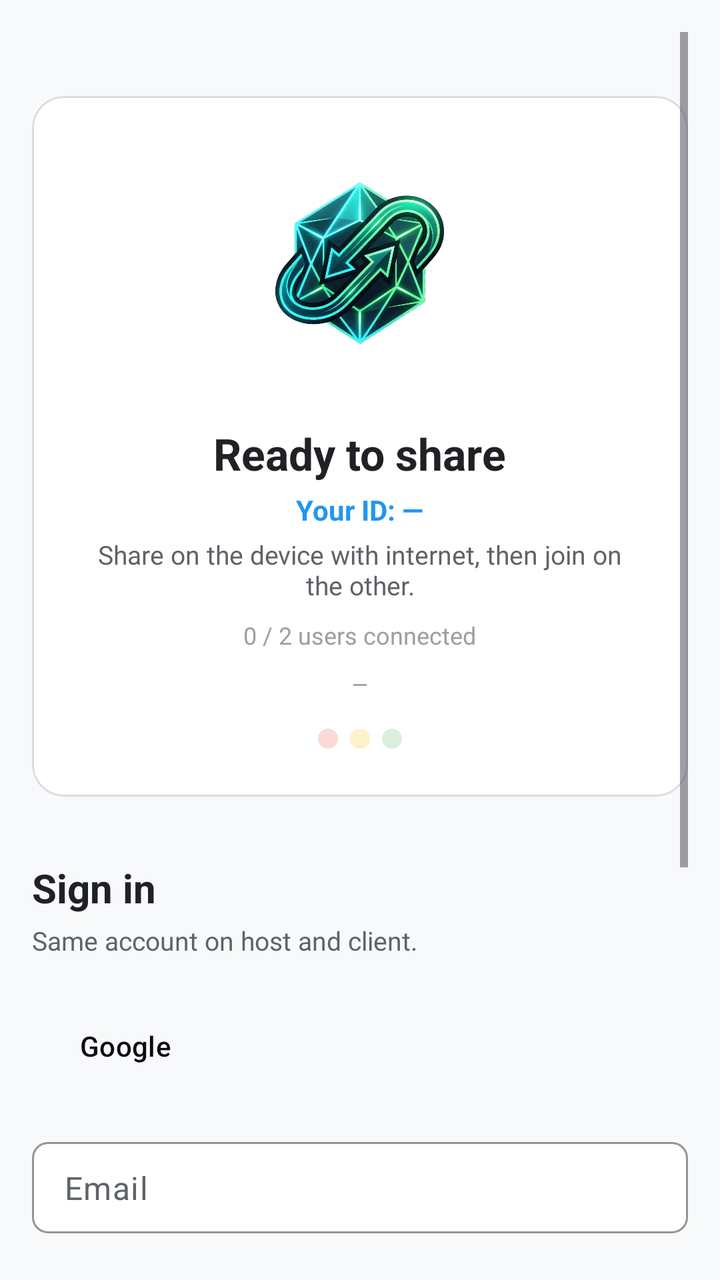
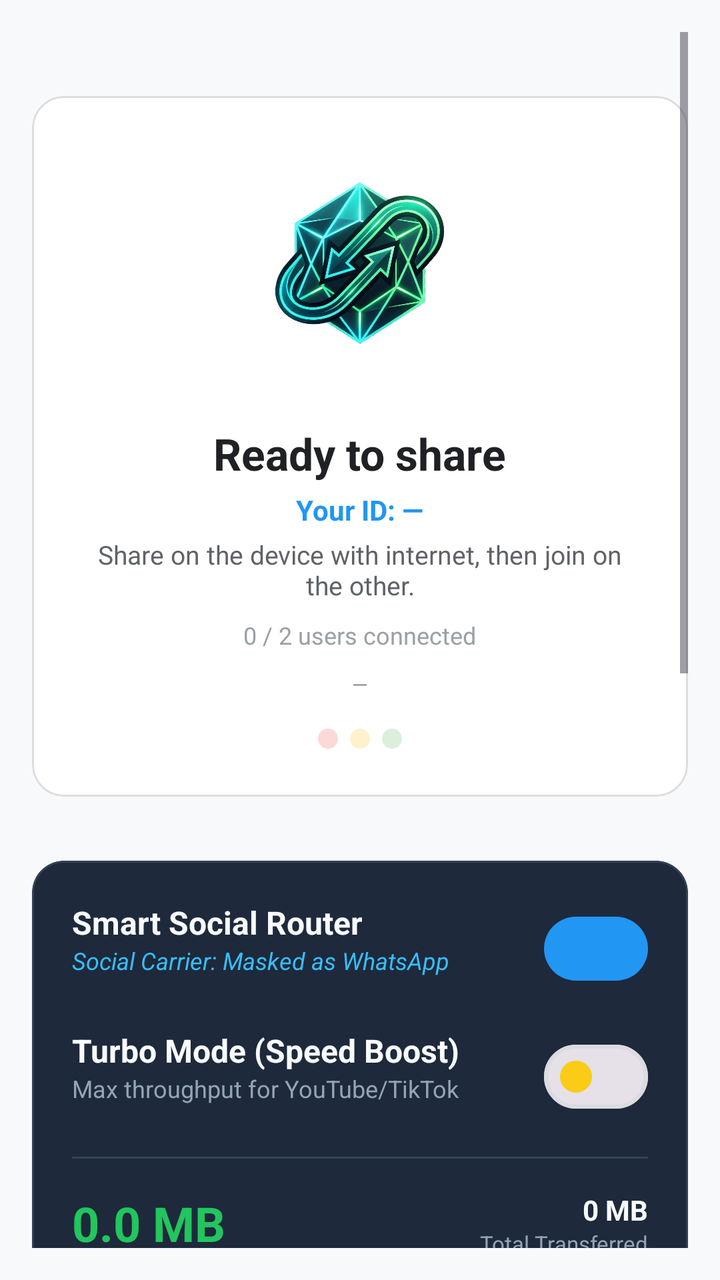

Compare the two renders of this Android layout. The source of the first and the diff that turns it into the second are given below.
<!-- AndroidManifest.xml: application theme Theme.KamuiNet -->
<!-- res/layout/fragment_home.xml -->
<?xml version="1.0" encoding="utf-8"?>
<ScrollView xmlns:android="http://schemas.android.com/apk/res/android"
    xmlns:app="http://schemas.android.com/apk/res-auto"
    android:layout_width="match_parent"
    android:layout_height="match_parent"
    android:background="@color/kamui_bg"
    android:padding="16dp">

    <LinearLayout
        android:layout_width="match_parent"
        android:layout_height="wrap_content"
        android:gravity="start"
        android:orientation="vertical"
        android:paddingTop="32dp"> 

        
        <com.google.android.material.card.MaterialCardView
            android:layout_width="match_parent"
            android:layout_height="wrap_content"
            android:layout_marginBottom="32dp"
            app:cardBackgroundColor="@color/kamui_surface"
            app:cardCornerRadius="16dp"
            app:strokeColor="@color/kamui_border"
            app:strokeWidth="1dp">

            <LinearLayout
                android:layout_width="match_parent"
                android:layout_height="wrap_content"
                android:gravity="center_horizontal"
                android:orientation="vertical"
                android:padding="24dp">

                <ImageView
                    android:id="@+id/sync_icon"
                    android:layout_width="120dp"
                    android:layout_height="120dp"
                    android:layout_marginBottom="20dp"
                    android:src="@drawable/logo" />

                <TextView
                    android:id="@+id/sharing_title"
                    android:layout_width="wrap_content"
                    android:layout_height="wrap_content"
                    android:text="Ready to share"
                    android:textColor="@color/kamui_fg"
                    android:textSize="22sp"
                    android:textStyle="bold"
                    android:textAlignment="center" />

                <TextView
                    android:id="@+id/kamui_id_label"
                    android:layout_width="wrap_content"
                    android:layout_height="wrap_content"
                    android:layout_marginTop="4dp"
                    android:text="Your ID: —"
                    android:textColor="@color/kamui_accent"
                    android:textSize="14sp"
                    android:textStyle="bold"
                    android:textAlignment="center" />

                <TextView
                    android:id="@+id/sharing_detail"
                    android:layout_width="wrap_content"
                    android:layout_height="wrap_content"
                    android:layout_marginTop="4dp"
                    android:text="Share on the device with internet, then join on the other."
                    android:textColor="@color/kamui_muted"
                    android:textSize="13sp"
                    android:textAlignment="center" />

                <TextView
                    android:id="@+id/peer_label"
                    android:layout_width="wrap_content"
                    android:layout_height="wrap_content"
                    android:layout_marginTop="8dp"
                    android:text="0 / 2 users connected"
                    android:textColor="@color/kamui_subtle"
                    android:textSize="12sp" />

                <TextView
                    android:id="@+id/endpoint_info"
                    android:layout_width="wrap_content"
                    android:layout_height="wrap_content"
                    android:layout_marginTop="8dp"
                    android:fontFamily="monospace"
                    android:text="—"
                    android:textColor="@color/kamui_subtle"
                    android:textSize="11sp" />

                <TextView
                    android:id="@+id/link_type_label"
                    android:layout_width="wrap_content"
                    android:layout_height="wrap_content"
                    android:layout_marginTop="8dp"
                    android:text="Direct P2P"
                    android:textColor="@color/kamui_ok"
                    android:textSize="12sp"
                    android:textStyle="bold"
                    android:visibility="gone" />

                
                <LinearLayout
                    android:layout_width="wrap_content"
                    android:layout_height="wrap_content"
                    android:layout_marginTop="16dp"
                    android:orientation="horizontal">

                    <View
                        android:id="@+id/light_red"
                        android:layout_width="10dp"
                        android:layout_height="10dp"
                        android:layout_marginEnd="6dp"
                        android:alpha="0.2"
                        android:background="@drawable/ic_traffic_light"
                        android:backgroundTint="@color/kamui_danger" />

                    <View
                        android:id="@+id/light_yellow"
                        android:layout_width="10dp"
                        android:layout_height="10dp"
                        android:layout_marginEnd="6dp"
                        android:alpha="0.2"
                        android:background="@drawable/ic_traffic_light"
                        android:backgroundTint="@color/kamui_warn" />

                    <View
                        android:id="@+id/light_green"
                        android:layout_width="10dp"
                        android:layout_height="10dp"
                        android:alpha="0.2"
                        android:background="@drawable/ic_traffic_light"
                        android:backgroundTint="@color/kamui_ok" />
                </LinearLayout>

                <com.google.android.material.progressindicator.CircularProgressIndicator
                    android:id="@+id/loading_indicator"
                    android:layout_width="24dp"
                    android:layout_height="24dp"
                    android:layout_marginTop="16dp"
                    android:indeterminate="true"
                    android:visibility="gone"
                    app:indicatorColor="@color/kamui_accent"
                    app:indicatorSize="24dp" />

                <com.google.android.material.button.MaterialButton
                    android:id="@+id/btn_retry"
                    style="@style/Widget.Material3.Button.OutlinedButton"
                    android:layout_width="wrap_content"
                    android:layout_height="wrap_content"
                    android:layout_marginTop="16dp"
                    android:text="Retry Connection"
                    android:textColor="@color/kamui_accent"
                    android:visibility="gone"
                    app:cornerRadius="8dp"
                    app:strokeColor="@color/kamui_accent" />

            </LinearLayout>
        </com.google.android.material.card.MaterialCardView>

        
        <LinearLayout
            android:id="@+id/auth_panel"
            android:layout_width="match_parent"
            android:layout_height="wrap_content"
            android:orientation="vertical"
            android:visibility="visible">

            <TextView
                android:layout_width="wrap_content"
                android:layout_height="wrap_content"
                android:text="Sign in"
                android:textColor="@color/kamui_fg"
                android:textSize="20sp"
                android:textStyle="bold"
                android:layout_marginBottom="4dp"/>

            <TextView
                android:layout_width="wrap_content"
                android:layout_height="wrap_content"
                android:text="Same account on host and client."
                android:textColor="@color/kamui_muted"
                android:textSize="13sp"
                android:layout_marginBottom="20dp"/>

            <com.google.android.material.button.MaterialButton
                android:id="@+id/btn_google_login"
                android:layout_width="wrap_content"
                android:layout_height="48dp"
                android:layout_marginBottom="24dp"
                android:backgroundTint="#f8f9fa"
                android:text="Google"
                android:textAllCaps="false"
                android:textColor="#0a0c10"
                android:textSize="14sp"
                app:cornerRadius="8dp" />

            <com.google.android.material.textfield.TextInputLayout
                android:layout_width="match_parent"
                android:layout_height="wrap_content"
                android:layout_marginBottom="12dp"
                app:boxBackgroundColor="@color/kamui_surface"
                app:boxStrokeColor="@color/kamui_border"
                app:hintEnabled="false"
                app:boxCornerRadiusTopStart="8dp"
                app:boxCornerRadiusTopEnd="8dp"
                app:boxCornerRadiusBottomStart="8dp"
                app:boxCornerRadiusBottomEnd="8dp">
                <com.google.android.material.textfield.TextInputEditText
                    android:id="@+id/email_field"
                    android:layout_width="match_parent"
                    android:layout_height="wrap_content"
                    android:hint="Email"
                    android:inputType="textEmailAddress"
                    android:textColor="@color/kamui_fg"
                    android:textColorHint="@color/kamui_muted"
                    android:paddingVertical="12dp" />
            </com.google.android.material.textfield.TextInputLayout>

            <com.google.android.material.textfield.TextInputLayout
                android:layout_width="match_parent"
                android:layout_height="wrap_content"
                android:layout_marginBottom="20dp"
                app:boxBackgroundColor="@color/kamui_surface"
                app:boxStrokeColor="@color/kamui_border"
                app:hintEnabled="false"
                app:passwordToggleEnabled="true"
                app:passwordToggleTint="@color/kamui_muted"
                app:boxCornerRadiusTopStart="8dp"
                app:boxCornerRadiusTopEnd="8dp"
                app:boxCornerRadiusBottomStart="8dp"
                app:boxCornerRadiusBottomEnd="8dp">
                <com.google.android.material.textfield.TextInputEditText
                    android:id="@+id/pass_field"
                    android:layout_width="match_parent"
                    android:layout_height="wrap_content"
                    android:hint="Password"
                    android:inputType="textPassword"
                    android:textColor="@color/kamui_fg"
                    android:textColorHint="@color/kamui_muted"
                    android:paddingVertical="12dp" />
            </com.google.android.material.textfield.TextInputLayout>

            <com.google.android.material.button.MaterialButton
                android:id="@+id/btn_sign_in"
                android:layout_width="wrap_content"
                android:layout_height="48dp"
                android:layout_marginBottom="8dp"
                android:text="Sign in"
                android:textAllCaps="false"
                android:textColor="@color/kamui_fg"
                app:cornerRadius="8dp"
                app:strokeColor="@color/kamui_border"
                app:strokeWidth="1dp"
                style="@style/Widget.Material3.Button.OutlinedButton" />

            <TextView
                android:id="@+id/btn_switch_auth"
                android:layout_width="wrap_content"
                android:layout_height="wrap_content"
                android:text="Need an account? Sign up here"
                android:textColor="@color/kamui_accent"
                android:textSize="12sp"
                android:padding="8dp" />
        </LinearLayout>

        
        <LinearLayout
            android:id="@+id/action_panel"
            android:layout_width="match_parent"
            android:layout_height="wrap_content"
            android:orientation="vertical"
            android:visibility="gone">

            <Button
                android:id="@+id/btn_share"
                android:layout_width="match_parent"
                android:layout_height="56dp"
                android:layout_marginBottom="12dp"
                android:backgroundTint="@color/kamui_accent"
                android:text="Share my internet"
                android:textColor="@color/kamui_accent_fg"
                app:cornerRadius="10dp" />

            <com.google.android.material.button.MaterialButton
                android:id="@+id/btn_receive"
                style="@style/Widget.Material3.Button.OutlinedButton"
                android:layout_width="match_parent"
                android:layout_height="56dp"
                android:layout_marginBottom="24dp"
                android:text="Receive internet"
                android:textColor="@color/kamui_fg"
                app:cornerRadius="10dp"
                app:strokeColor="@color/kamui_border" />

            
            <com.google.android.material.card.MaterialCardView
                android:id="@+id/card_upgrade"
                android:layout_width="match_parent"
                android:layout_height="wrap_content"
                android:layout_marginBottom="24dp"
                android:clickable="true"
                android:focusable="true"
                app:cardCornerRadius="12dp"
                app:cardElevation="4dp"
                app:strokeWidth="0dp">

                <LinearLayout
                    android:layout_width="match_parent"
                    android:layout_height="wrap_content"
                    android:background="@drawable/bg_pro_gradient"
                    android:gravity="center_vertical"
                    android:orientation="horizontal"
                    android:padding="20dp">

                    <LinearLayout
                        android:layout_width="0dp"
                        android:layout_height="wrap_content"
                        android:layout_weight="1"
                        android:orientation="vertical">

                        <TextView
                            android:layout_width="wrap_content"
                            android:layout_height="wrap_content"
                            android:text="KamuiNet Pro"
                            android:textColor="#FFFFFF"
                            android:textSize="18sp"
                            android:textStyle="bold" />

                        <TextView
                            android:layout_width="wrap_content"
                            android:layout_height="wrap_content"
                            android:text="Unlimited speed &amp; no data limits"
                            android:textColor="#CCFFFFFF"
                            android:textSize="12sp" />
                    </LinearLayout>

                    <TextView
                        android:layout_width="wrap_content"
                        android:layout_height="wrap_content"
                        android:background="#33FFFFFF"
                        android:paddingHorizontal="12dp"
                        android:paddingVertical="6dp"
                        android:text="UPGRADE"
                        android:textColor="#FFFFFF"
                        android:textSize="12sp"
                        android:textStyle="bold" />

                </LinearLayout>
            </com.google.android.material.card.MaterialCardView>
        </LinearLayout>

        
        <TextView
            android:id="@+id/activity_label"
            android:layout_width="wrap_content"
            android:layout_height="wrap_content"
            android:layout_gravity="start"
            android:layout_marginBottom="8dp"
            android:text="Activity"
            android:textColor="@color/kamui_muted"
            android:textSize="14sp"
            android:textStyle="bold" />

        <com.google.android.material.card.MaterialCardView
            android:layout_width="match_parent"
            android:layout_height="120dp"
            app:cardBackgroundColor="@color/kamui_surface"
            app:cardCornerRadius="12dp"
            app:strokeColor="@color/kamui_border"
            app:strokeWidth="1dp">

            <ScrollView
                android:id="@+id/log_scroll"
                android:layout_width="match_parent"
                android:layout_height="match_parent"
                android:padding="8dp">

                <TextView
                    android:id="@+id/log_text"
                    android:layout_width="match_parent"
                    android:layout_height="wrap_content"
                    android:fontFamily="monospace"
                    android:textColor="@color/kamui_muted"
                    android:textSize="11sp" />
            </ScrollView>
        </com.google.android.material.card.MaterialCardView>

    </LinearLayout>
</ScrollView>
<!-- resources referenced by this layout -->
<resources>
  <color name="kamui_accent">#2196F3</color>
  <color name="kamui_accent_fg">#FFFFFF</color>
  <color name="kamui_bg">#F8F9FA</color>
  <color name="kamui_border">#DADCE0</color>
  <color name="kamui_danger">#EA4335</color>
  <color name="kamui_fg">#202124</color>
  <color name="kamui_muted">#5F6368</color>
  <color name="kamui_ok">#4CAF50</color>
  <color name="kamui_subtle">#9AA0A6</color>
  <color name="kamui_surface">#FFFFFF</color>
  <color name="kamui_warn">#FBBC04</color>
  <!-- drawable bg_pro_gradient (drawable) -->
  <?xml version="1.0" encoding="utf-8"?>
  <shape xmlns:android="http://schemas.android.com/apk/res/android"
      android:shape="rectangle">
      <gradient
          android:angle="135"
          android:endColor="#2C3E50"
          android:startColor="#4CA1AF"
          android:type="linear" />
      <corners android:radius="12dp" />
  </shape>
  <!-- drawable ic_traffic_light (drawable) -->
  <?xml version="1.0" encoding="utf-8"?>
  <shape xmlns:android="http://schemas.android.com/apk/res/android"
      android:shape="oval">
      <solid android:color="@android:color/white" />
      <size android:width="12dp" android:height="12dp" />
  </shape>
  <!-- drawable logo: png bitmap (drawable, 798534 bytes) -->
  <style name="Theme.KamuiNet" parent="Base.Theme.KamuiNet" />
  <style name="Base.Theme.KamuiNet" parent="Theme.Material3.DayNight.NoActionBar">
          <item name="android:windowBackground">@color/kamui_bg</item>
          <item name="android:statusBarColor">@color/kamui_surface</item>
          <item name="android:navigationBarColor">@color/kamui_surface</item>
  
          <item name="colorPrimary">@color/kamui_accent</item>
          <item name="colorOnPrimary">@color/kamui_accent_fg</item>
          <item name="colorSurface">@color/kamui_surface</item>
          <item name="colorOnSurface">@color/kamui_fg</item>
          <item name="colorOutline">@color/kamui_border</item>
          <item name="colorSurfaceVariant">@color/kamui_elevated</item>
      </style>
  <color name="kamui_elevated">#F1F3F4</color>
</resources>

<!-- the commit's change to res/layout/fragment_home.xml (unified diff, before → after) -->
@@ -158,6 +158,170 @@
         </com.google.android.material.card.MaterialCardView>
 
         
+        <com.google.android.material.card.MaterialCardView
+            android:id="@+id/card_savings"
+            android:layout_width="match_parent"
+            android:layout_height="wrap_content"
+            android:layout_marginBottom="24dp"
+            app:cardBackgroundColor="#1e293b"
+            app:cardCornerRadius="16dp"
+            app:strokeColor="#334155"
+            app:strokeWidth="1dp">
+
+            <LinearLayout
+                android:layout_width="match_parent"
+                android:layout_height="wrap_content"
+                android:orientation="vertical"
+                android:padding="20dp">
+
+                <RelativeLayout
+                    android:layout_width="match_parent"
+                    android:layout_height="wrap_content"
+                    android:layout_marginBottom="16dp">
+
+                    <LinearLayout
+                        android:layout_width="wrap_content"
+                        android:layout_height="wrap_content"
+                        android:orientation="vertical">
+
+                        <TextView
+                            android:layout_width="wrap_content"
+                            android:layout_height="wrap_content"
+                            android:text="Smart Social Router"
+                            android:textColor="#f8fafc"
+                            android:textSize="16sp"
+                            android:textStyle="bold" />
+
+                        <TextView
+                            android:id="@+id/social_carrier_status"
+                            android:layout_width="wrap_content"
+                            android:layout_height="wrap_content"
+                            android:text="Social Carrier: Masked as WhatsApp"
+                            android:textColor="#38bdf8"
+                            android:textSize="12sp"
+                            android:textStyle="italic" />
+                    </LinearLayout>
+
+
+                    <com.google.android.material.materialswitch.MaterialSwitch
+                        android:id="@+id/switch_smart_router"
+                        android:layout_width="wrap_content"
+                        android:layout_height="wrap_content"
+                        android:layout_alignParentEnd="true"
+                        android:checked="true"
+                        app:thumbTint="@color/kamui_accent" />
+                </RelativeLayout>
+
+                <RelativeLayout
+                    android:layout_width="match_parent"
+                    android:layout_height="wrap_content"
+                    android:layout_marginBottom="16dp">
+
+                    <LinearLayout
+                        android:layout_width="wrap_content"
+                        android:layout_height="wrap_content"
+                        android:orientation="vertical">
+
+                        <TextView
+                            android:layout_width="wrap_content"
+                            android:layout_height="wrap_content"
+                            android:text="Turbo Mode (Speed Boost)"
+                            android:textColor="#f8fafc"
+                            android:textSize="16sp"
+                            android:textStyle="bold" />
+
+                        <TextView
+                            android:layout_width="wrap_content"
+                            android:layout_height="wrap_content"
+                            android:text="Max throughput for YouTube/TikTok"
+                            android:textColor="#94a3b8"
+                            android:textSize="12sp" />
+                    </LinearLayout>
+
+                    <com.google.android.material.materialswitch.MaterialSwitch
+                        android:id="@+id/switch_turbo_mode"
+                        android:layout_width="wrap_content"
+                        android:layout_height="wrap_content"
+                        android:layout_alignParentEnd="true"
+                        android:checked="false"
+                        app:thumbTint="#facc15" />
+                </RelativeLayout>
+
+                <View
+
+                    android:layout_width="match_parent"
+                    android:layout_height="1dp"
+                    android:background="#334155"
+                    android:layout_marginBottom="16dp" />
+
+                <LinearLayout
+                    android:layout_width="match_parent"
+                    android:layout_height="wrap_content"
+                    android:orientation="horizontal">
+
+                    <LinearLayout
+                        android:layout_width="0dp"
+                        android:layout_height="wrap_content"
+                        android:layout_weight="1"
+                        android:orientation="vertical">
+
+                        <TextView
+                            android:id="@+id/savings_value"
+                            android:layout_width="wrap_content"
+                            android:layout_height="wrap_content"
+                            android:text="0.0 MB"
+                            android:textColor="#22c55e"
+                            android:textSize="24sp"
+                            android:textStyle="bold" />
+
+                        <TextView
+                            android:layout_width="wrap_content"
+                            android:layout_height="wrap_content"
+                            android:text="SIM Data Saved"
+                            android:textColor="#94a3b8"
+                            android:textSize="12sp" />
+                    </LinearLayout>
+
+                    <LinearLayout
+                        android:layout_width="wrap_content"
+                        android:layout_height="wrap_content"
+                        android:gravity="end"
+                        android:orientation="vertical">
+
+                        <TextView
+                            android:id="@+id/transfer_value"
+                            android:layout_width="wrap_content"
+                            android:layout_height="wrap_content"
+                            android:text="0 MB"
+                            android:textColor="#f8fafc"
+                            android:textSize="14sp"
+                            android:textStyle="bold" />
+
+                        <TextView
+                            android:layout_width="wrap_content"
+                            android:layout_height="wrap_content"
+                            android:text="Total Transferred"
+                            android:textColor="#94a3b8"
+                            android:textSize="11sp" />
+                    </LinearLayout>
+                </LinearLayout>
+
+                <com.google.android.material.progressindicator.LinearProgressIndicator
+                    android:id="@+id/savings_progress"
+                    android:layout_width="match_parent"
+                    android:layout_height="wrap_content"
+                    android:layout_marginTop="16dp"
+                    android:progress="0"
+                    app:indicatorColor="#22c55e"
+                    app:trackColor="#334155"
+                    app:trackCornerRadius="4dp"
+                    app:trackThickness="8dp" />
+
+            </LinearLayout>
+        </com.google.android.material.card.MaterialCardView>
+
+        
+
         <LinearLayout
             android:id="@+id/auth_panel"
             android:layout_width="match_parent"
